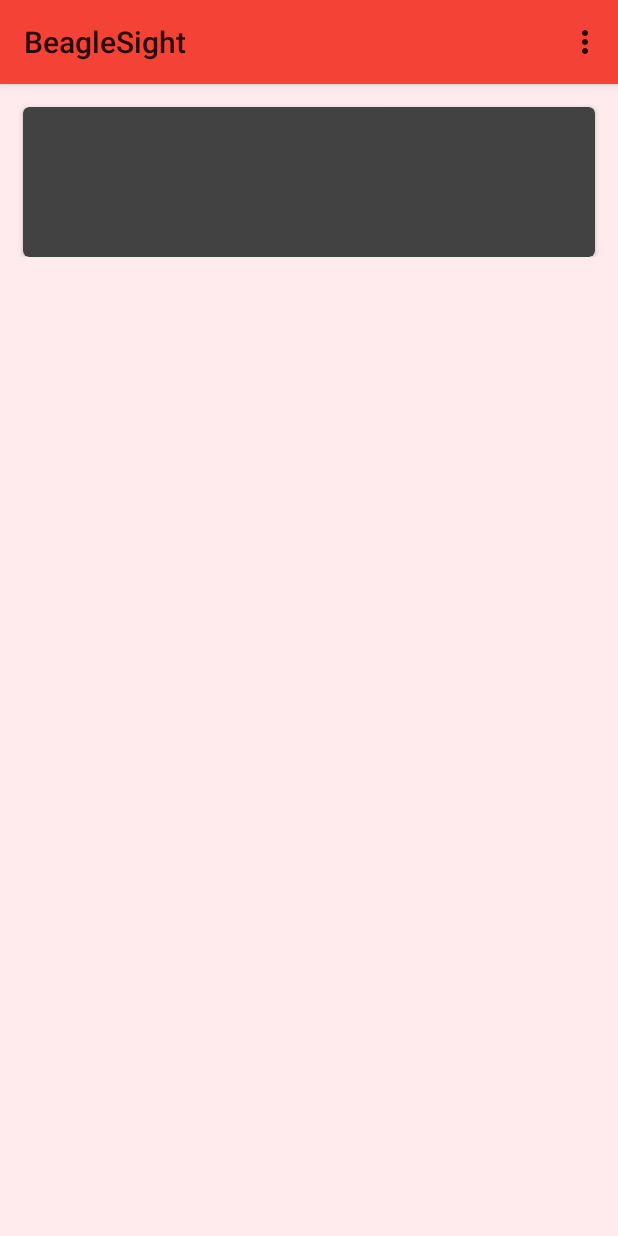
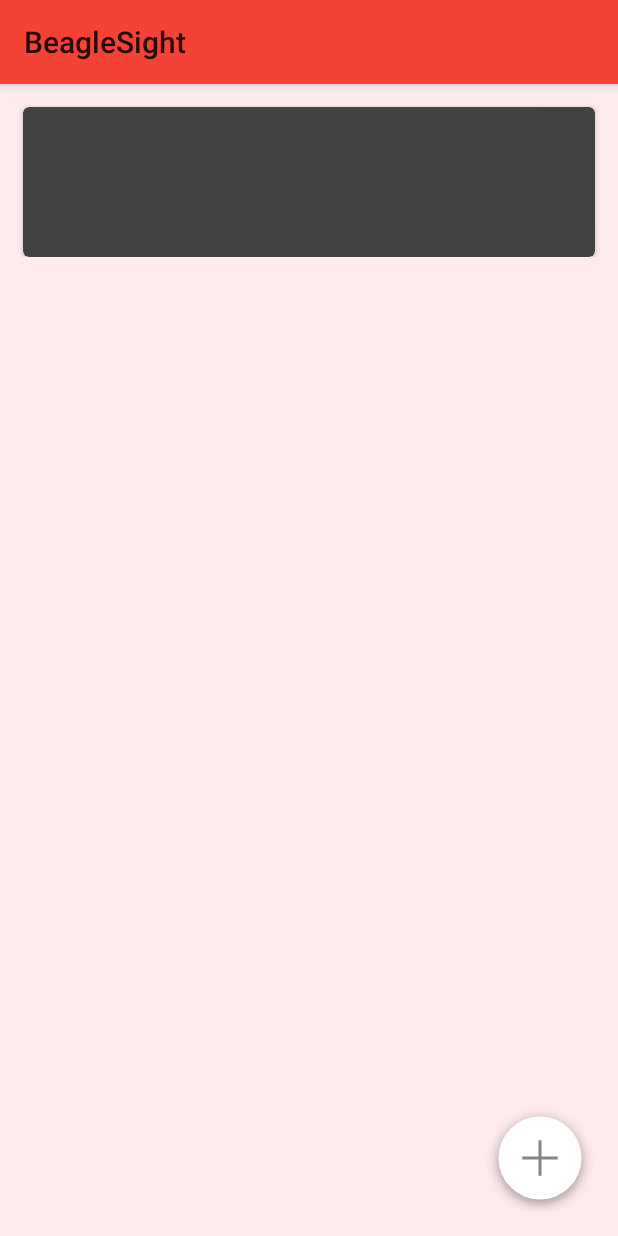
Before and after one commit to cameroncros/OctoPrint-DiscordRemote, an Android app: the screen it shows after launch (MainActivity), on a phone screen of 412 x 824 dp. Run offline under Robolectric (Android 15) with nearby library versions, the phone set to English and light mode, and no system bars; pictures from the network do not load; 3 statements that could not run were skipped.

Commit message:
Added floating action button for add

```diff
--- a/app/src/main/java/com/cross/beaglesight/gui/MainActivity.java
+++ b/app/src/main/java/com/cross/beaglesight/gui/MainActivity.java
@@ -3,15 +3,16 @@ package com.cross.beaglesight.gui;
 import android.app.FragmentManager;
 import android.app.FragmentTransaction;
 import android.content.Intent;
+import android.graphics.Color;
 import android.os.Bundle;
 import android.support.v4.app.FragmentActivity;
-import android.view.Menu;
-import android.view.MenuInflater;
-import android.view.MenuItem;
+import android.view.Gravity;
+import android.view.View;
 import android.widget.LinearLayout;
 
 import com.cross.beaglesight.BowManager;
 import com.cross.beaglesight.R;
+import com.cross.beaglesight.gui.libs.FloatingActionButton;
 
 import java.util.Set;
 
@@ -28,6 +29,18 @@ public class MainActivity extends FragmentActivity
         bm = BowManager.getInstance();
         bm.setContext(this);
 
+        FloatingActionButton fabButton = new FloatingActionButton.Builder(this)
+                .withDrawable(getResources().getDrawable(R.drawable.ic_action_new))
+                .withButtonColor(Color.WHITE)
+                .withGravity(Gravity.BOTTOM | Gravity.RIGHT)
+                .withMargins(0, 0, 16, 16)
+                .create();
+        fabButton.setOnClickListener(new View.OnClickListener() {
+            @Override
+            public void onClick(View v) {
+                addNewBow();
+            }
+        });
         fillBowList();
     }
 
@@ -36,15 +49,6 @@ public class MainActivity extends FragmentActivity
     	super.onStart();
     	fillBowList();
     };
-
-    @Override
-	public boolean onCreateOptionsMenu(Menu menu)
-	{
-		// TODO: Implement this method
-		MenuInflater inf = getMenuInflater();
-		inf.inflate(R.menu.menu, menu);
-		return super.onCreateOptionsMenu(menu);
-	}
 
 
 
@@ -83,7 +87,7 @@ public class MainActivity extends FragmentActivity
 
 
 
-	public boolean addNewBow(MenuItem item) {
+	public boolean addNewBow() {
 		Intent intent = new Intent(this, AddActivity.class);
 		startActivity(intent);
 		return false;
--- a/app/src/main/res/menu/menu.xml
+++ /dev/null
@@ -1,7 +0,0 @@
-<menu xmlns:android="http://schemas.android.com/apk/res/android">
-
-    <item android:id="@+id/action_add"
-        android:title="@string/add"
-        android:visible="true"
-        android:onClick="addNewBow"/>
-</menu>
```
Also changed, not shown: app/src/main/res/drawable-hdpi/ic_action_new.png (added), app/src/main/res/drawable-mdpi/ic_action_new.png (added), app/src/main/res/drawable-xhdpi/ic_action_new.png (added), app/src/main/res/drawable-xxhdpi/ic_action_new.png (added).
